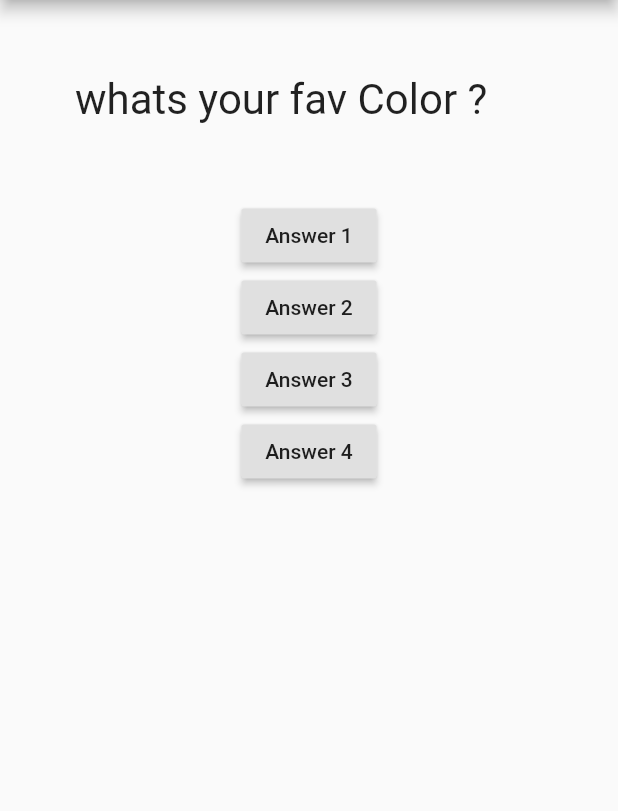
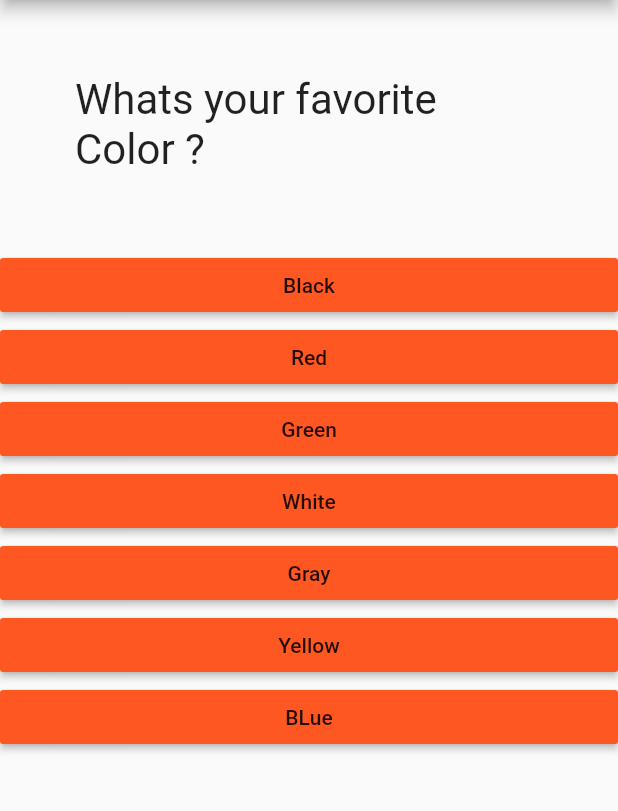
Before and after one commit to mostafaemara/Quiz-App, a Flutter app: the screen it shows after launch, on a phone screen of 412 x 824 dp, the part 84-895 px from its top. Run offline on Flutter 3.47's test engine with Material 2 defaults, Android fonts, the phone set to English and light mode, and no system bars.

Commit message:
final commit

```diff
--- /dev/null
+++ b/lib/answers.dart
@@ -0,0 +1,28 @@
+import 'package:flutter/cupertino.dart';
+import 'package:flutter/material.dart';
+
+class Answer extends StatelessWidget {
+ final String  answerText;
+  final Function _handleAnswer;
+
+  const Answer(this._handleAnswer, this.answerText);
+
+
+
+  @override
+  Widget build(BuildContext context) {
+
+    return Container(
+
+      width: double.infinity,
+      child: RaisedButton(
+        color: Colors.deepOrange,
+        child: Text(answerText),
+        onPressed: _handleAnswer,
+      ),
+    );
+  }
+
+
+
+}
--- a/lib/main.dart
+++ b/lib/main.dart
@@ -1,5 +1,9 @@
 import 'package:flutter/material.dart';
+import 'package:quiz_app/answers.dart';
 import 'package:quiz_app/question.dart';
+import 'package:quiz_app/result.dart';
+
+import 'quiz.dart';
 
 void main() => runApp(MyApp());
 
@@ -10,21 +14,51 @@ class MyApp extends StatefulWidget {
 
 class MyAppState extends State<MyApp> {
   var index = 0;
-  void answerQQuestion() {
+  int _totalScore=0;
+    void _answerQuestion(int score) {
+
+      _totalScore+=score;
     setState(() {
-      if(index<=1){
-      index++;
-      }else{
 
-        index=0;
-      }
+        index++;
+
     });
   }
 
   var questions = [
-    "whats your fav Color ?",
-    "Whats your favorite Drink?",
-    "whats your favorite Actor?"
+    {
+      "questionText": "Whats your favorite Color ?",
+      "answers": [
+        {"text": "Black", "score": 10},
+        {"text": "Red", "score": 3},
+        {"text": "Green", "score": 5},
+        {"text": "White", "score": 8},
+        {"text": "Gray", "score": 6},
+        {"text": "Yellow", "score": 4},
+        {"text": "BLue", "score": 10}
+      ]
+    },
+    {
+      "questionText": "Whats your favorite drink ?",
+      "answers": [
+        {"text": "Coffe", "score": 7},
+        {"text": "Lemon Juice", "score": 5},
+        {"text": "Tea", "score": 3},
+        {"text": "Mango Juice", "score": 10},
+      ]
+    },
+    {
+      "questionText": "Who is your favorite Super Hero ?",
+      "answers": [
+        {"text": "Batman", "score": 10},
+        {"text": "Superman", "score": 8},
+        {"text": "The Flash", "score": 5},
+        {"text": "Doctor Fate", "score": 2},
+        {"text": "Green Arrow", "score": 4},
+        {"text": "Black Canary", "score": 1},
+        {"text": "Wounder Woman", "score": 7}
+      ]
+    },
   ];
   @override
   Widget build(BuildContext context) {
@@ -33,29 +67,20 @@ class MyAppState extends State<MyApp> {
         appBar: AppBar(
           title: Text("My App"),
         ),
-        body: Column(
-          crossAxisAlignment: CrossAxisAlignment.center,
-          children: <Widget>[
-            Question(questions[index]),
-            RaisedButton(
-              onPressed: answerQQuestion,
-              child: Text("Answer 1"),
-            ),
-            RaisedButton(
-               onPressed: answerQQuestion,
-              child: Text("Answer 2"),
-            ),
-            RaisedButton(
-               onPressed: answerQQuestion,
-              child: Text("Answer 3"),
-            ),
-            RaisedButton(
-              onPressed: answerQQuestion,
-              child: Text("Answer 4"),
-            ),
-          ],
-        ),
+        body: index<questions.length?
+        Quiz(question: questions[index],
+        answerQuestion: _answerQuestion,)
+        :Result(resultScore: _totalScore,restQuiz: _restQuiz,)
       ),
     );
   }
+
+  void _restQuiz(){
+
+  setState(() {
+      index=0;
+    _totalScore=0;
+    });
+
+  }
 }
--- /dev/null
+++ b/lib/quiz.dart
@@ -0,0 +1,29 @@
+
+
+import 'package:flutter/material.dart';
+
+import 'answers.dart';
+import 'question.dart';
+
+class Quiz extends StatelessWidget{
+  final Map<String,Object> question;
+  final Function answerQuestion;
+
+  const Quiz({Key key, this.question, this.answerQuestion}) : super(key: key);
+
+  @override
+  Widget build(BuildContext context) {
+
+    return Column(
+          children: <Widget>[
+            Question(question["questionText"]),
+            ...(question["answers"] as List<Map<String,Object>>).map((answer) {
+              return Answer(()=>answerQuestion(answer["score"]), answer["text"]);
+            }).toList(),
+          ],
+        );
+  }
+
+
+
+}
```
Also changed, not shown: lib/result.dart (added, +41 -0 lines).
